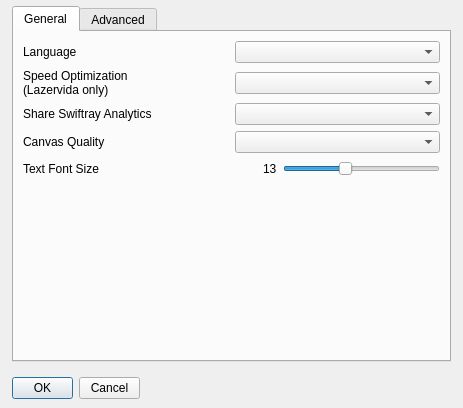
flux3dp/swiftray, file src/windows/preferences-window.ui: the form before one commit.
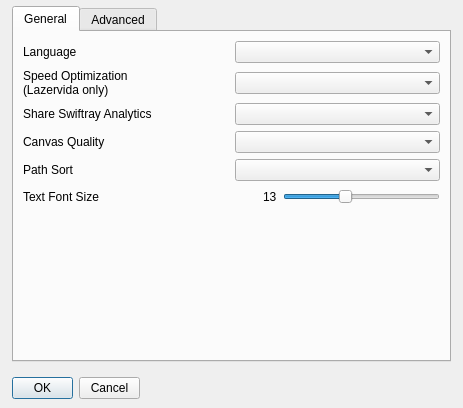
The form after the commit.

Commit message: Add path sort to select in preferences

```diff
--- a/src/windows/preferences-window.ui
+++ b/src/windows/preferences-window.ui
@@ -103,6 +103,20 @@
        </item>
       </layout>
      </item>
+     <item>
+      <layout class="QHBoxLayout" name="horizontalLayout_6">
+       <item>
+        <widget class="QLabel" name="label_6">
+         <property name="text">
+          <string>Path Sort</string>
+         </property>
+        </widget>
+       </item>
+       <item>
+        <widget class="QComboBox" name="comboBoxPathSort"/>
+       </item>
+      </layout>
+     </item>
      <item>
       <layout class="QHBoxLayout" name="horizontalLayout_3">
        <item>
```
The commit also changes 8 other files.
